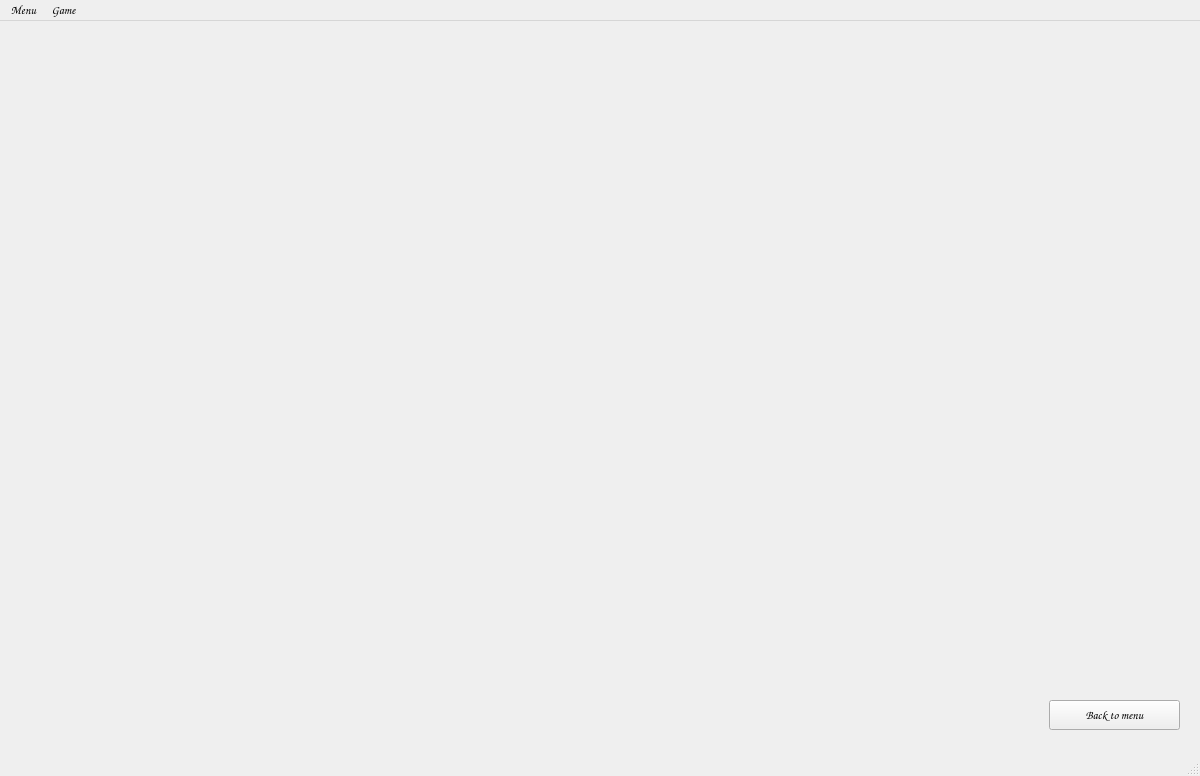
This is src/gui/mainwindow.ui in DanteMichaeli/QT-Solitaire as Qt 5 draws it before an edit. The edited form follows.
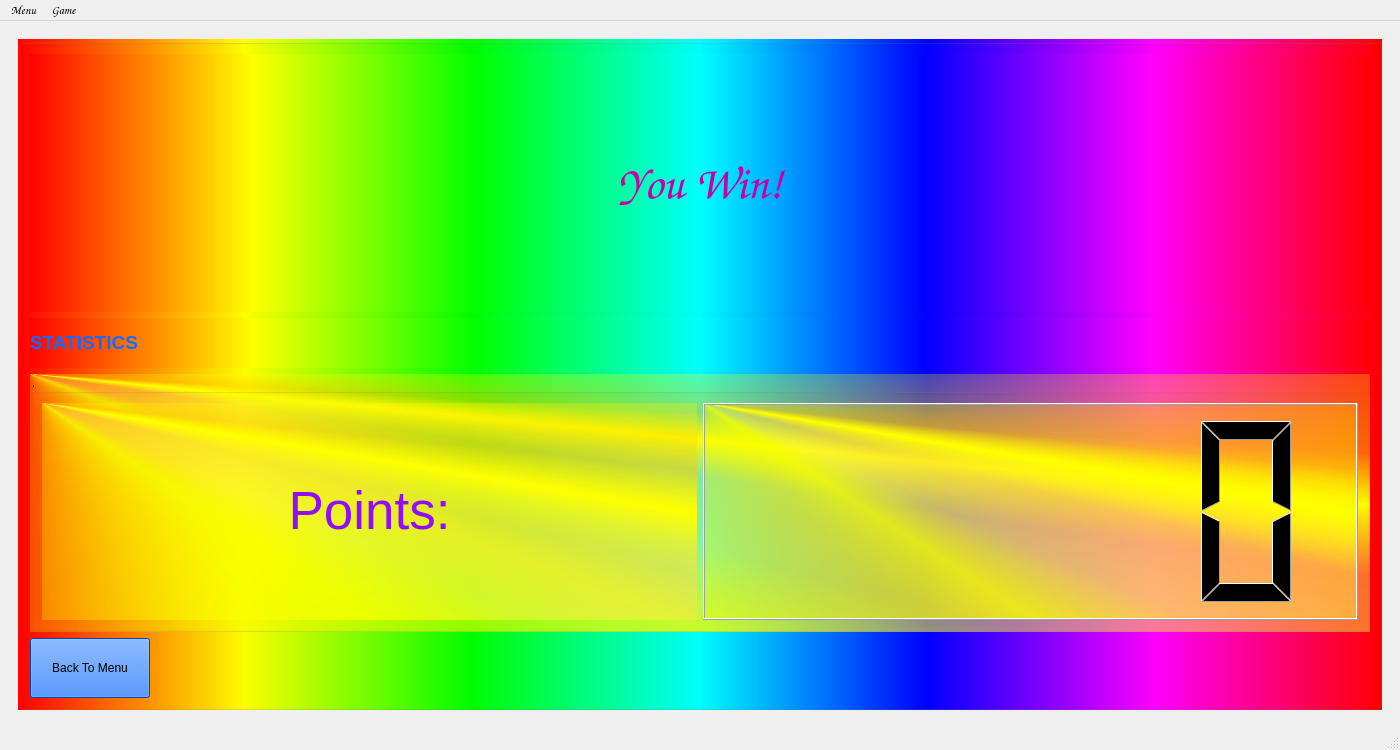
This is the edited form.

The edit to the form file:
```diff
--- a/src/gui/mainwindow.ui
+++ b/src/gui/mainwindow.ui
@@ -6,8 +6,8 @@
    <rect>
     <x>0</x>
     <y>0</y>
-    <width>1200</width>
-    <height>776</height>
+    <width>1400</width>
+    <height>750</height>
    </rect>
   </property>
   <property name="sizePolicy">
@@ -16,6 +16,12 @@
     <verstretch>0</verstretch>
    </sizepolicy>
   </property>
+  <property name="minimumSize">
+   <size>
+    <width>0</width>
+    <height>0</height>
+   </size>
+  </property>
   <property name="font">
    <font>
     <family>Comic Sans MS</family>
@@ -34,6 +40,12 @@
    <layout class="QHBoxLayout" name="horizontalLayout">
     <item>
      <widget class="QStackedWidget" name="stackedWidget">
+      <property name="font">
+       <font>
+        <family>Comic Sans MS</family>
+        <bold>false</bold>
+       </font>
+      </property>
       <property name="currentIndex">
        <number>2</number>
       </property>
@@ -342,20 +354,119 @@
         </item>
        </layout>
       </widget>
-      <widget class="QWidget" name="gamePage">
-       <widget class="QPushButton" name="gameToMenuButton">
-        <property name="geometry">
-         <rect>
-          <x>1040</x>
-          <y>670</y>
-          <width>131</width>
-          <height>30</height>
-         </rect>
-        </property>
-        <property name="text">
-         <string>Back to menu</string>
-        </property>
-       </widget>
+      <widget class="QWidget" name="winPage">
+       <layout class="QHBoxLayout" name="horizontalLayout_8">
+        <item>
+         <widget class="QGroupBox" name="groupBox_3">
+          <property name="minimumSize">
+           <size>
+            <width>500</width>
+            <height>0</height>
+           </size>
+          </property>
+          <property name="styleSheet">
+           <string notr="true">background-color: qlineargradient(spread:pad, x1:0, y1:0, x2:1, y2:0, stop:0 rgba(255, 0, 0, 255), stop:0.166 rgba(255, 255, 0, 255), stop:0.333 rgba(0, 255, 0, 255), stop:0.5 rgba(0, 255, 255, 255), stop:0.666 rgba(0, 0, 255, 255), stop:0.833 rgba(255, 0, 255, 255), stop:1 rgba(255, 0, 0, 255));</string>
+          </property>
+          <property name="title">
+           <string/>
+          </property>
+          <layout class="QVBoxLayout" name="verticalLayout_3">
+           <item>
+            <widget class="QLabel" name="winText">
+             <property name="font">
+              <font>
+               <family>Comic Sans MS</family>
+               <pointsize>35</pointsize>
+               <bold>false</bold>
+              </font>
+             </property>
+             <property name="styleSheet">
+              <string notr="true"/>
+             </property>
+             <property name="text">
+              <string>&lt;html&gt;&lt;head/&gt;&lt;body&gt;&lt;p&gt;&lt;span style=&quot; font-weight:700; color:#c800a3;&quot;&gt;You Win!&lt;/span&gt;&lt;/p&gt;&lt;/body&gt;&lt;/html&gt;</string>
+             </property>
+             <property name="textFormat">
+              <enum>Qt::TextFormat::RichText</enum>
+             </property>
+             <property name="alignment">
+              <set>Qt::AlignmentFlag::AlignCenter</set>
+             </property>
+            </widget>
+           </item>
+           <item>
+            <widget class="QLabel" name="statText">
+             <property name="maximumSize">
+              <size>
+               <width>16777215</width>
+               <height>50</height>
+              </size>
+             </property>
+             <property name="text">
+              <string>&lt;html&gt;&lt;head/&gt;&lt;body&gt;&lt;p&gt;&lt;span style=&quot; font-size:14pt; font-weight:700; color:#116cff;&quot;&gt;STATISTICS&lt;/span&gt;&lt;/p&gt;&lt;/body&gt;&lt;/html&gt;</string>
+             </property>
+            </widget>
+           </item>
+           <item>
+            <widget class="QGroupBox" name="groupBox_4">
+             <property name="styleSheet">
+              <string notr="true">background-color: qconicalgradient(cx:0, cy:0, angle:135, stop:0 rgba(255, 255, 0, 69), stop:0.375 rgba(255, 255, 0, 69), stop:0.423533 rgba(251, 255, 0, 145), stop:0.45 rgba(247, 255, 0, 208), stop:0.477581 rgba(255, 244, 71, 130), stop:0.518717 rgba(255, 218, 71, 130), stop:0.55 rgba(255, 255, 0, 255), stop:0.57754 rgba(255, 203, 0, 130), stop:0.625 rgba(255, 255, 0, 69), stop:1 rgba(255, 255, 0, 69));</string>
+             </property>
+             <property name="title">
+              <string>.</string>
+             </property>
+             <layout class="QHBoxLayout" name="horizontalLayout_9">
+              <item>
+               <widget class="QLabel" name="label_4">
+                <property name="font">
+                 <font>
+                  <pointsize>40</pointsize>
+                 </font>
+                </property>
+                <property name="text">
+                 <string>&lt;html&gt;&lt;head/&gt;&lt;body&gt;&lt;p align=&quot;center&quot;&gt;&lt;span style=&quot; color:#920cff;&quot;&gt;Points:&lt;/span&gt;&lt;/p&gt;&lt;/body&gt;&lt;/html&gt;</string>
+                </property>
+               </widget>
+              </item>
+              <item>
+               <widget class="QLCDNumber" name="pointsCounter">
+                <property name="smallDecimalPoint">
+                 <bool>false</bool>
+                </property>
+                <property name="value" stdset="0">
+                 <double>0.000000000000000</double>
+                </property>
+               </widget>
+              </item>
+             </layout>
+            </widget>
+           </item>
+           <item>
+            <widget class="QPushButton" name="winToMenuButton">
+             <property name="sizePolicy">
+              <sizepolicy hsizetype="Fixed" vsizetype="Fixed">
+               <horstretch>0</horstretch>
+               <verstretch>0</verstretch>
+              </sizepolicy>
+             </property>
+             <property name="minimumSize">
+              <size>
+               <width>120</width>
+               <height>60</height>
+              </size>
+             </property>
+             <property name="styleSheet">
+              <string notr="true">background-color: rgb(0, 98, 255);</string>
+             </property>
+             <property name="text">
+              <string>Back To Menu</string>
+             </property>
+            </widget>
+           </item>
+          </layout>
+         </widget>
+        </item>
+       </layout>
       </widget>
      </widget>
     </item>
@@ -367,7 +478,7 @@
     <rect>
      <x>0</x>
      <y>0</y>
-     <width>1200</width>
+     <width>1400</width>
      <height>26</height>
     </rect>
    </property>
```
Left out of the diff: 3 changed lines with no effect on the pictures.
